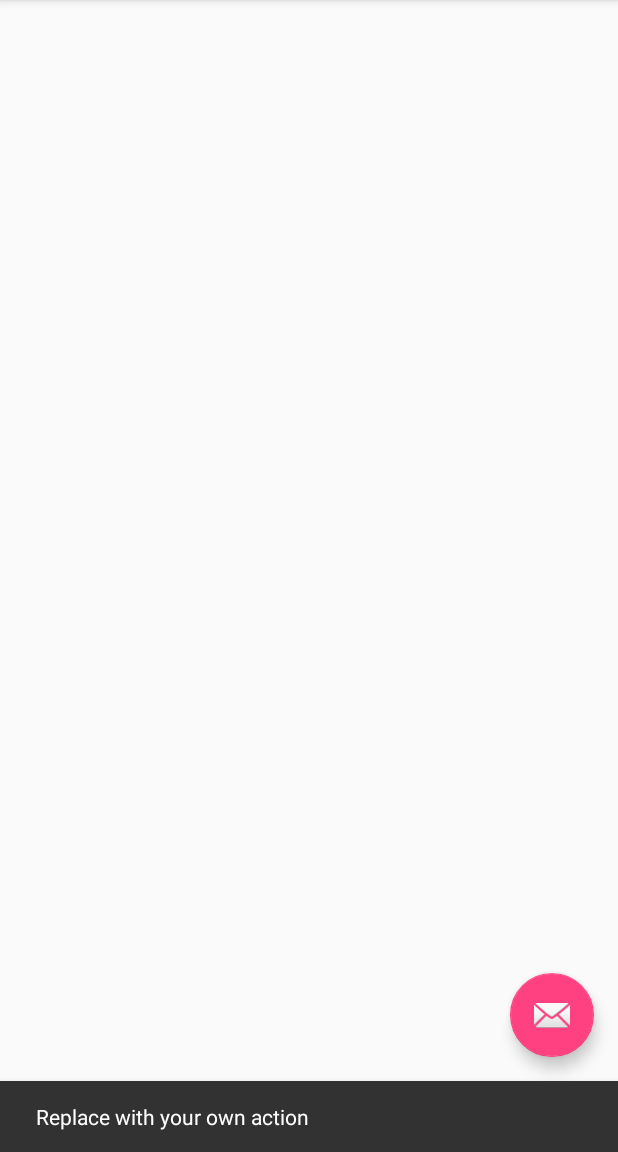
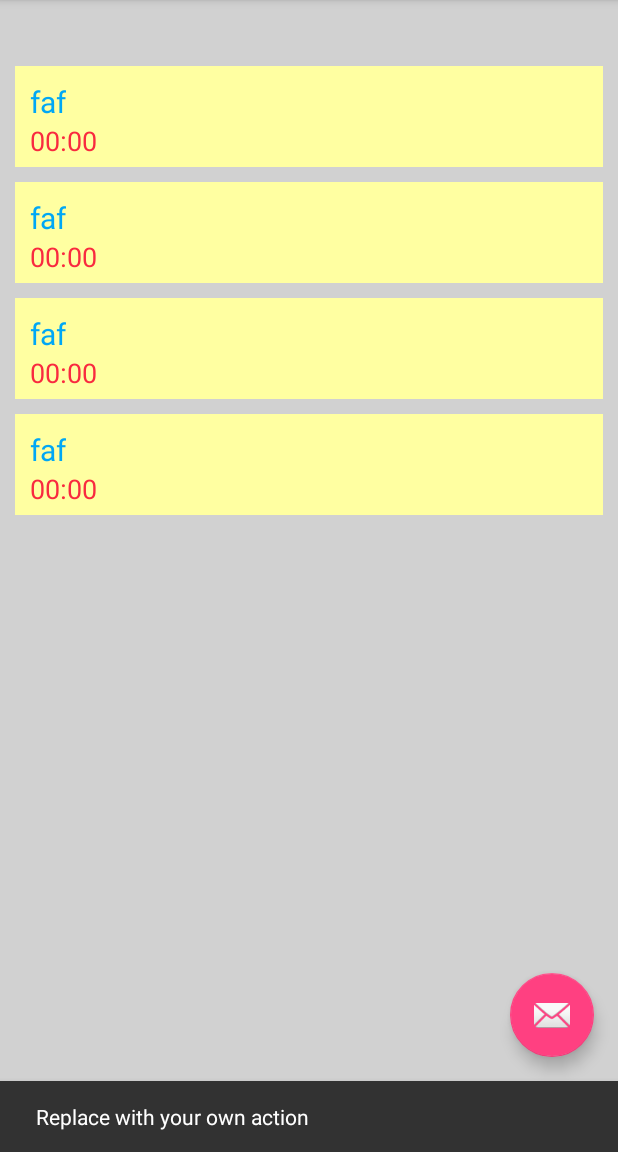
Before and after one commit to AltarixTraining2016/Smart_Alarm_Clock, an Android app: the screen it shows after launch (MainActivity), after a tap on an icon or button, on a phone screen of 412 x 824 dp, the part 84-1236 px from its top. Run offline under Robolectric (Android 15) with nearby library versions, the phone set to English and light mode, and no system bars.

Commit message:
создал класс Будильника и отображающую таблицу

```diff
--- /dev/null
+++ b/app/src/main/java/com/example/ilya/smartalarmclock/AlarmItem.java
@@ -0,0 +1,41 @@
+package com.example.ilya.smartalarmclock;
+
+/**
+ * Created by Ilya on 6/6/2016.
+ */
+public class AlarmItem {
+    private int ID;
+    private String name;
+    private String time;
+
+
+    public AlarmItem(int ID, String name, String time) {
+        this.ID = ID;
+        this.name = name;
+        this.time = time;
+    }
+
+    public String getTime() {
+        return time;
+    }
+
+    public void setTime(String time) {
+        this.time = time;
+    }
+
+    public String getName() {
+        return name;
+    }
+
+    public void setName(String name) {
+        this.name = name;
+    }
+
+    public int getID() {
+        return ID;
+    }
+
+    public void setID(int ID) {
+        this.ID = ID;
+    }
+}
--- /dev/null
+++ b/app/src/main/java/com/example/ilya/smartalarmclock/AlarmListAdapter.java
@@ -0,0 +1,49 @@
+package com.example.ilya.smartalarmclock;
+
+import android.content.Context;
+import android.view.ContextMenu;
+import android.view.View;
+import android.view.ViewGroup;
+import android.widget.BaseAdapter;
+import android.widget.TextView;
+
+import java.util.List;
+
+/**
+ * Created by Ilya on 6/6/2016.
+ */
+public class AlarmListAdapter extends BaseAdapter {
+   private Context nContext;
+    private List<AlarmItem> nAlarmList;
+
+    public AlarmListAdapter(Context nContext, List<AlarmItem> nAlarmList) {
+        this.nContext = nContext;
+        this.nAlarmList = nAlarmList;
+    }
+
+    @Override
+    public int getCount() {
+        return nAlarmList.size();
+    }
+
+    @Override
+    public Object getItem(int position) {
+        return nAlarmList.get(position);
+    }
+
+    @Override
+    public long getItemId(int position) {
+        return position;
+    }
+
+    @Override
+    public View getView(int position, View convertView, ViewGroup parent) {
+        View v=View.inflate(nContext,R.layout.alarm_custom_item,null);
+        TextView tvName=(TextView) v.findViewById(R.id.tv_name);
+        TextView tvTime=(TextView) v.findViewById(R.id.tv_time);
+        tvName.setText(nAlarmList.get(position).getName());
+        tvName.setText(nAlarmList.get(position).getTime());
+        v.setTag(nAlarmList.get(position).getID());
+        return v;
+    }
+}
--- a/app/src/main/java/com/example/ilya/smartalarmclock/MainActivity.java
+++ b/app/src/main/java/com/example/ilya/smartalarmclock/MainActivity.java
@@ -5,6 +5,7 @@ import android.os.Bundle;
 import android.support.design.widget.FloatingActionButton;
 import android.support.design.widget.Snackbar;
 import android.support.v4.app.FragmentTransaction;
+import android.support.v4.widget.ListViewAutoScrollHelper;
 import android.view.View;
 import android.support.design.widget.NavigationView;
 import android.support.v4.view.GravityCompat;
@@ -14,16 +15,39 @@ import android.support.v7.app.AppCompatActivity;
 import android.support.v7.widget.Toolbar;
 import android.view.Menu;
 import android.view.MenuItem;
+import android.widget.AdapterView;
+import android.widget.ListView;
+import android.widget.Toast;
 
 import com.example.ilya.smartalarmclock.fragments.FragmentAbout;
 
+import java.util.ArrayList;
+import java.util.List;
+
 public class MainActivity extends AppCompatActivity
         implements NavigationView.OnNavigationItemSelectedListener {
+    private ListView lvAlarm;
+    private AlarmListAdapter adapter;
+    private List<AlarmItem> nAlarmList;
     FragmentAbout fabout;
     @Override
     protected void onCreate(Bundle savedInstanceState) {
         super.onCreate(savedInstanceState);
         setContentView(R.layout.activity_main);
+        lvAlarm=(ListView)findViewById(R.id.listview_alarm);
+        nAlarmList=new ArrayList<>();
+        nAlarmList.add(new AlarmItem(1,"asfr","faf"));
+        nAlarmList.add(new AlarmItem(1,"asfr","faf"));
+        nAlarmList.add(new AlarmItem(1,"asfr","faf"));
+        nAlarmList.add(new AlarmItem(1,"asfr","faf"));
+        adapter=new AlarmListAdapter(getApplicationContext(),nAlarmList);
+        lvAlarm.setAdapter(adapter);
+        lvAlarm.setOnItemClickListener(new AdapterView.OnItemClickListener() {
+            @Override
+            public void onItemClick(AdapterView<?> parent, View view, int position, long id) {
+                Toast.makeText(getApplicationContext(),"lalala",Toast.LENGTH_SHORT).show();
+            }
+        });
         Toolbar toolbar = (Toolbar) findViewById(R.id.toolbar);
         setSupportActionBar(toolbar);
 
--- /dev/null
+++ b/app/src/main/res/layout/alarm_custom_item.xml
@@ -0,0 +1,29 @@
+<?xml version="1.0" encoding="utf-8"?>
+<LinearLayout xmlns:android="http://schemas.android.com/apk/res/android"
+    android:orientation="vertical" android:layout_width="match_parent"
+    android:layout_height="match_parent"
+    android:paddingLeft="10dp"
+    android:paddingRight="10dp"
+    android:paddingBottom="5dp"
+    android:paddingTop="10dp"
+    android:background="#ffffa1"
+    >
+    <TextView
+    android:layout_width="wrap_content"
+    android:layout_height="wrap_content"
+
+
+    android:id="@+id/tv_name"
+    android:text="Name"
+    android:textSize="20dp"
+    android:textColor="#00a7f5"/>
+    <TextView
+        android:layout_width="wrap_content"
+        android:layout_height="wrap_content"
+        android:id="@+id/tv_time"
+        android:text="00:00"
+        android:textSize="18dp"
+        android:textColor="#f92a3f"
+        />
+
+</LinearLayout>
--- a/app/src/main/res/layout/app_bar_main.xml
+++ b/app/src/main/res/layout/app_bar_main.xml
@@ -4,6 +4,7 @@
     xmlns:tools="http://schemas.android.com/tools"
     android:layout_width="match_parent"
     android:layout_height="match_parent"
+    android:background="#d1d1d1"
     android:fitsSystemWindows="true"
     tools:context="com.example.ilya.smartalarmclock.MainActivity">
 
@@ -22,7 +23,16 @@
     </android.support.design.widget.AppBarLayout>
 
     <include layout="@layout/content_main" />
-
+<ListView
+    android:layout_width="match_parent"
+    android:layout_height="match_parent"
+    android:id="@+id/listview_alarm"
+    android:layout_marginTop="100dp"
+    android:layout_marginLeft="10dp"
+    android:layout_marginRight="10dp"
+    android:layout_marginBottom="100dp"
+    android:dividerHeight="10dp"
+    android:divider="#d1d1d1"></ListView>
     <android.support.design.widget.FloatingActionButton
         android:id="@+id/fab"
         android:layout_width="wrap_content"
--- a/app/src/main/res/layout/fragment_about.xml
+++ b/app/src/main/res/layout/fragment_about.xml
@@ -10,4 +10,11 @@
         android:layout_height="match_parent"
         android:text="@string/about_item"
         android:textSize="20sp" />
+
+    <Button
+        android:layout_width="266dp"
+        android:layout_height="96dp"
+        android:text="New Button"
+        android:id="@+id/button"
+        android:layout_gravity="center_horizontal|top" />
 </FrameLayout>
```
